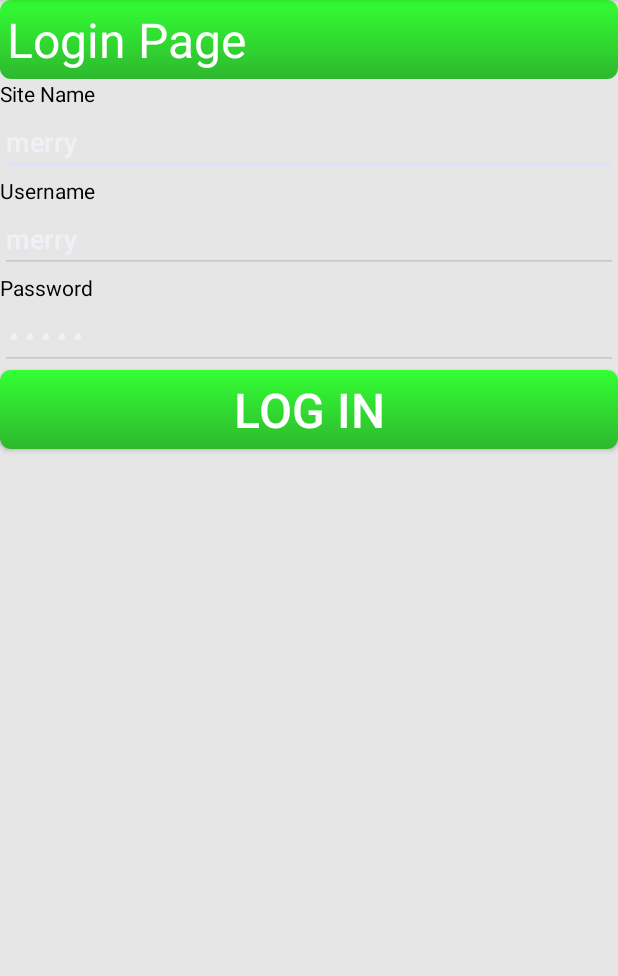
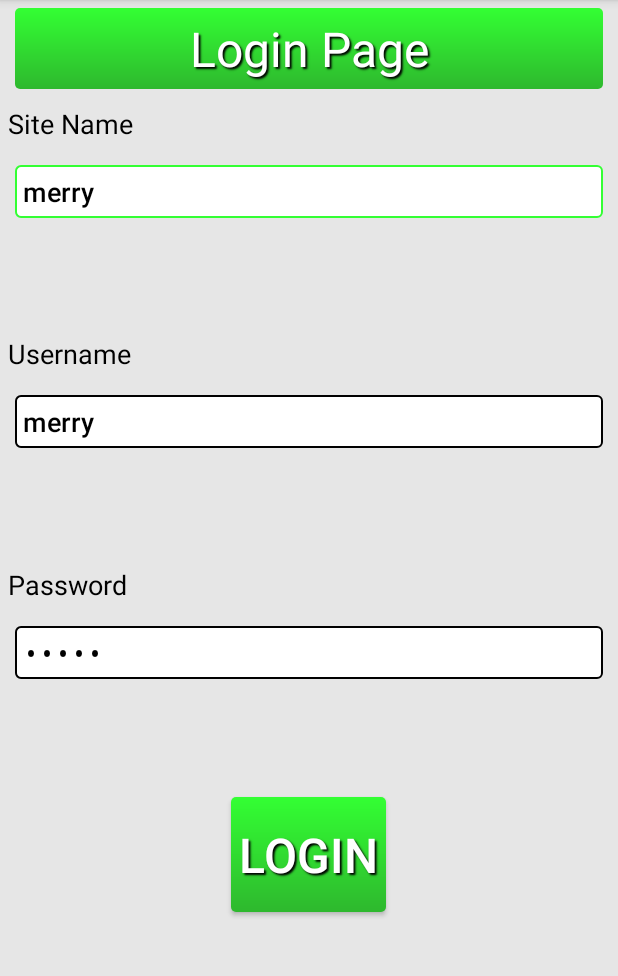
Before and after one commit to alexlily/chatapp, an Android app: the screen it shows after launch (LoginActivity), on a phone screen of 412 x 824 dp, the part 84-1060 px from its top. Run offline under Robolectric (Android 15) with nearby library versions, the phone set to English and light mode, and no system bars.

Commit message:
more updates to layout

```diff
--- /dev/null
+++ b/app/src/main/res/drawable/title_rectangle.xml
@@ -0,0 +1,19 @@
+<?xml version="1.0" encoding="UTF-8"?>
+<shape
+    xmlns:android="http://schemas.android.com/apk/res/android">
+
+    <corners
+        android:radius="3dp" />
+
+    <padding
+        android:left="5dp"
+        android:right="5dp"
+        android:top="5dp"
+        android:bottom="5dp"/>
+
+    <gradient
+        android:angle="90"
+        android:startColor="#2EB82E"
+        android:endColor="#33FF33"/>
+
+</shape>
--- a/app/src/main/res/layout/activity_login.xml
+++ b/app/src/main/res/layout/activity_login.xml
@@ -1,24 +1,25 @@
 <LinearLayout xmlns:android="http://schemas.android.com/apk/res/android"
-    android:layout_width="match_parent"
-    android:layout_height="match_parent"
+    android:layout_width="fill_parent"
+    android:layout_height="fill_parent"
     android:orientation="vertical"
     android:background="#E6E6E6">
 
     <TextView android:text="@string/loginPageTitle"
         style = "@style/loginPageTopBottom"
+        android:gravity="center"
+        android:layout_gravity="center"
         />
     <LinearLayout
         android:layout_width="fill_parent"
-        android:layout_height="wrap_content"
-        android:orientation="vertical">
+        android:layout_height="0dp"
+        android:orientation="vertical"
+        android:layout_gravity="center"
+        android:layout_weight="1">
         <TextView
-            android:layout_width="fill_parent"
-            android:layout_height="wrap_content"
-            android:text="@string/siteNameTitle"
-            android:textColor="#000000"/>
+            style = "@style/loginPageText"
+            android:text="@string/siteNameTitle"/>
         <EditText
-            android:layout_width="fill_parent"
-            android:layout_height="wrap_content"
+            style = "@style/loginPageSections"
             android:id="@+id/siteNameEditText"
             android:text="@string/test_sender"
             />
@@ -26,32 +27,28 @@
 
     <LinearLayout
         android:layout_width="fill_parent"
-        android:layout_height="wrap_content"
-        android:orientation="vertical">
+        android:layout_height="0dp"
+        android:orientation="vertical"
+        android:layout_weight="1">
         <TextView
-            android:layout_width="fill_parent"
-            android:layout_height="wrap_content"
-            android:text="@string/usernameEditText"
-            android:textColor="#000000"/>
+            style = "@style/loginPageText"
+            android:text="@string/usernameEditText"/>
         <EditText
-            android:layout_width="fill_parent"
-            android:layout_height="wrap_content"
+            style = "@style/loginPageSections"
             android:id="@+id/usernameEditText"
             android:text="@string/test_sender"/>
     </LinearLayout>
 
     <LinearLayout
         android:layout_width="fill_parent"
-        android:layout_height="wrap_content"
-        android:orientation="vertical">
+        android:layout_height="0dp"
+        android:orientation="vertical"
+        android:layout_weight="1">
         <TextView
-            android:layout_width="fill_parent"
-            android:layout_height="wrap_content"
-            android:text="@string/passwordEditText"
-            android:textColor="#000000"/>
+            style = "@style/loginPageText"
+            android:text="@string/passwordEditText"/>
         <EditText
-            android:layout_width="fill_parent"
-            android:layout_height="wrap_content"
+            style = "@style/loginPageSections"
             android:id="@+id/passwordEditText"
             android:text="@string/test_sender"
             android:password= "true"/>
@@ -59,6 +56,16 @@
     <Button
         style = "@style/loginPageTopBottom"
         android:onClick="onClick"
-        android:text="Log in"/>
+        android:text="Login"
+        android:layout_width="wrap_content"
+        android:layout_height="0dp"
+        android:layout_weight=".5"
+        android:layout_gravity="center"
+        android:layout_marginLeft="30dp"
+        android:layout_marginRight="30dp"/>
+    <TextView
+        android:layout_width="fill_parent"
+        android:layout_height="0dp"
+        android:layout_weight="1"/>
 
 </LinearLayout>
--- a/app/src/main/res/values/strings.xml
+++ b/app/src/main/res/values/strings.xml
@@ -6,8 +6,8 @@
     <string name="action_settings">Settings</string>
     <string name="send">Send</string>
     <string name="clear">Clear</string>
-    <string name="title_activity_login">LoginActivity</string>
-    <string name="title_activity_contact_page">ContactPageActivity</string>
+    <string name="title_activity_login">Login</string>
+    <string name="title_activity_contact_page">Contacts</string>
     <string name="contactTitle">Contacts</string>
     <string name="loginPageTitle">Login Page</string>
     <string name="siteNameTitle">Site Name</string>
--- a/app/src/main/res/values/styles.xml
+++ b/app/src/main/res/values/styles.xml
@@ -9,10 +9,43 @@
         <item name = "android:layout_height">wrap_content</item>
     </style>
     <style name="loginPageTopBottom" parent = "standardWidthHeight">
-        <item name = "android:background">@drawable/login_page_rectangle</item>
+        <item name = "android:background">@drawable/title_rectangle</item>
         <item name = "android:textSize">32dp</item>
         <item name = "android:textColor">#ffffff</item>
         <item name = "android:textAlignment">center</item>
+        <item name = "android:shadowRadius">1</item>
+        <item name = "android:shadowColor">#000000</item>
+        <item name = "android:shadowDx">2</item>
+        <item name = "android:shadowDy">2</item>
+        <item name = "android:padding">5dp</item>
+        <item name = "android:layout_marginLeft">10dp</item>
+        <item name = "android:layout_marginRight">10dp</item>
+        <item name = "android:layout_marginTop">5dp</item>
+        <item name = "android:layout_marginBottom">5dp</item>
+    </style>
+    <style name = "loginPageSections" parent = "standardWidthHeight">
+        <item name = "android:textColor">#000000</item>
+        <item name = "android:background">@drawable/login_page_edittext_rectangle</item>
+        <item name = "android:padding">5dp</item>
+        <item name = "android:layout_margin">10dp</item>
+    </style>
+    <style name = "loginPageText" parent = "standardWidthHeight">
+        <item name = "android:textSize">18dp</item>
+        <item name = "android:textColor">#000000</item>
+        <item name = "android:textAlignment">center</item>
+        <item name = "android:padding">5dp</item>
     </style>
 
+    <style name = "contactPageTitle" parent = "loginPageTopBottom">
+        <item name = "android:gravity">center</item>
+        <item name = "android:background">@drawable/name_backgrounds</item>
+    </style>
+    <style name = "contactPageEntry" parent = "loginPageSections">
+        <item name = "android:textColor">#000000</item>
+        <item name = "android:layout_margin">2dp</item>
+        <item name = "android:background">@drawable/contact_page_entry</item>
+    </style>
+    <style name = "mainPageName" parent = "contactPageTitle">
+
+    </style>
 </resources>
```
Also changed, not shown: app/src/main/AndroidManifest.xml (+5 -2 lines), app/src/main/java/com/example/alexlily/chatapp/ContactPageActivity.java (+9 -3 lines), app/src/main/res/drawable/contact_page_entry.xml (added, +21 -0 lines), app/src/main/res/drawable/edittext_focus.xml (added, +21 -0 lines), app/src/main/res/drawable/edittext_normal.xml (added, +19 -0 lines), app/src/main/res/drawable/login_page_edittext_rectangle.xml (added, +8 -0 lines), app/src/main/res/drawable/name_backgrounds.xml (added, +17 -0 lines), app/src/main/res/layout/activity_contact_page.xml (+18 -8 lines), app/src/main/res/layout/activity_main.xml (+11 -8 lines).
